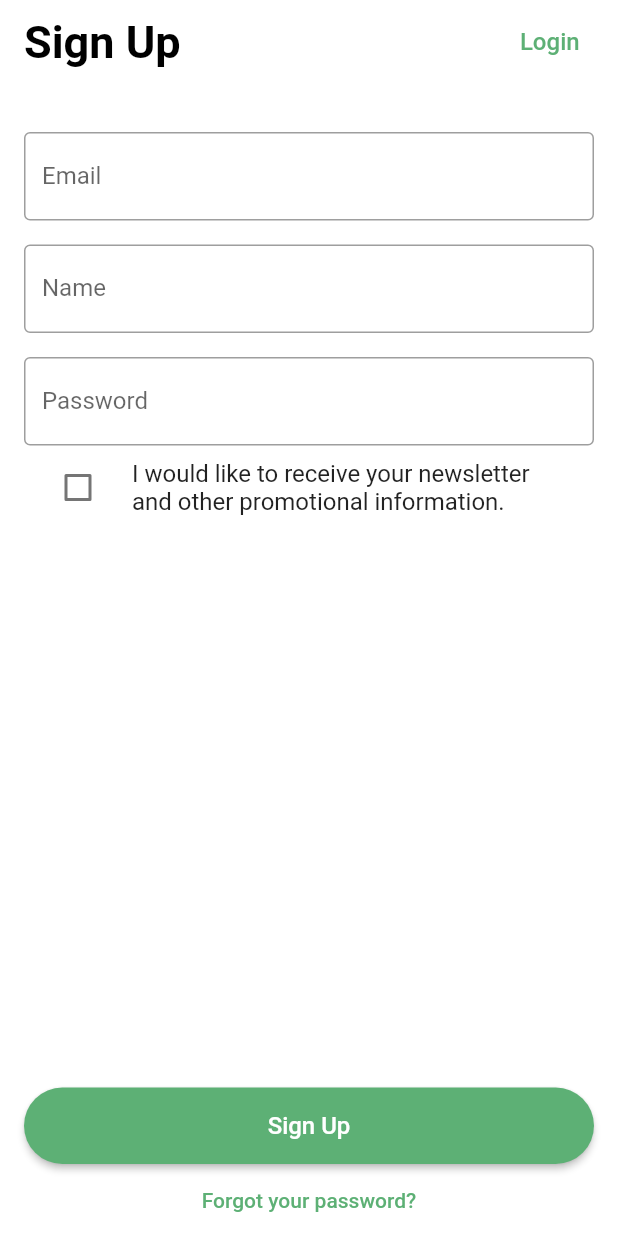
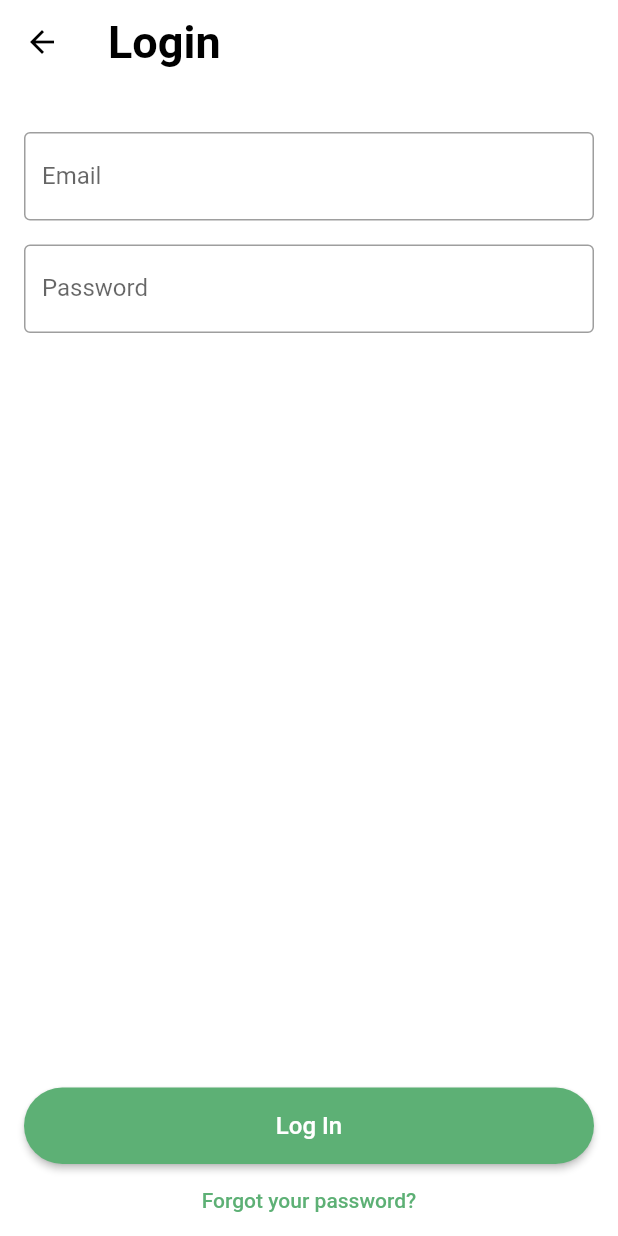
Before and after one commit to seonghyeonkimm/flutter-mobile-kit-tutoral, a Flutter app: the screen it shows after launch, after a tap on "Login", on a phone screen of 412 x 824 dp. Run offline on Flutter 3.47's test engine with Material 2 defaults, Android fonts, the phone set to English and light mode, and no system bars.

Commit message:
Add LoginScreen

```diff
--- /dev/null
+++ b/lib/screens/LoginScreen.dart
@@ -0,0 +1,36 @@
+import 'package:flutter/material.dart';
+import 'package:mobile_kit/widgets/GlobalAppBar.dart';
+import 'package:mobile_kit/widgets/PageActionButton.dart';
+
+class LoginScreen extends StatefulWidget {
+  @override
+  _LoginScreenState createState() => _LoginScreenState();
+}
+
+class _LoginScreenState extends State<LoginScreen> {
+  @override
+  Widget build(BuildContext context) {
+    return Scaffold(
+        appBar: GlobalAppBar(title: 'Login'),
+        body: Container(
+          color: Colors.white,
+          padding: const EdgeInsets.only(left: 16.0, right: 16.0, top: 32.0),
+          child: Column(
+            children: [
+              TextField(
+                decoration: InputDecoration(
+                    border: OutlineInputBorder(), labelText: 'Email'),
+              ),
+              SizedBox(height: 16.0),
+              TextField(
+                obscureText: true,
+                decoration: InputDecoration(
+                    border: OutlineInputBorder(), labelText: 'Password'),
+              ),
+              PageActionButton(
+                  buttonText: 'Log In', subButtonText: 'Forgot your password?')
+            ],
+          ),
+        ));
+  }
+}
--- a/lib/screens/SignUpScreen.dart
+++ b/lib/screens/SignUpScreen.dart
@@ -1,4 +1,7 @@
 import 'package:flutter/material.dart';
+import 'package:mobile_kit/screens/LoginScreen.dart';
+import 'package:mobile_kit/widgets/GlobalAppBar.dart';
+import 'package:mobile_kit/widgets/PageActionButton.dart';
 
 class SignUpSreen extends StatefulWidget {
   @override
@@ -11,24 +14,13 @@ class _SignUpScreenState extends State<SignUpSreen> {
   @override
   Widget build(BuildContext context) {
     return Scaffold(
-        appBar: AppBar(
-          elevation: 0,
-          backgroundColor: Colors.white,
-          title: Text('Sign Up',
-              style: TextStyle(
-                  fontWeight: FontWeight.bold,
-                  fontSize: 30.0,
-                  color: Colors.black)),
-          actions: [
-            Padding(
-              padding: const EdgeInsets.only(right: 13.5),
-              child: TextButton(
-                  onPressed: () {},
-                  child: Text('Login',
-                      style: TextStyle(
-                          color: const Color(0xff5DB075), fontSize: 16.0))),
-            ),
-          ],
+        appBar: GlobalAppBar(
+          title: 'SignUp',
+          actionText: 'Login',
+          onPressed: () {
+            Navigator.push(context,
+                MaterialPageRoute(builder: (context) => LoginScreen()));
+          },
         ),
         body: Container(
           color: Colors.white,
@@ -64,40 +56,8 @@ class _SignUpScreenState extends State<SignUpSreen> {
                     'I would like to receive your newsletter and other promotional information.'),
                 controlAffinity: ListTileControlAffinity.leading,
               ),
-              Expanded(
-                  child: SafeArea(
-                child: Column(
-                  mainAxisAlignment: MainAxisAlignment.end,
-                  children: [
-                    Container(
-                      margin: EdgeInsets.only(top: 42.0),
-                      child: Row(children: [
-                        Expanded(
-                            child: ElevatedButton(
-                          onPressed: () {},
-                          child: Padding(
-                            padding: const EdgeInsets.all(16.0),
-                            child: Text('Sign Up',
-                                style: TextStyle(fontSize: 16.0)),
-                          ),
-                          style: ButtonStyle(
-                              backgroundColor: MaterialStateColor.resolveWith(
-                                  (states) => Color(0xff5DB075)),
-                              shape: MaterialStateProperty.all<
-                                      RoundedRectangleBorder>(
-                                  RoundedRectangleBorder(
-                                borderRadius: BorderRadius.circular(100.0),
-                              ))),
-                        ))
-                      ]),
-                    ),
-                    TextButton(
-                        onPressed: () {},
-                        child: Text('Forgot your password?'),
-                        style: TextButton.styleFrom(primary: Color(0xff5DB075)))
-                  ],
-                ),
-              ))
+              PageActionButton(
+                  buttonText: 'Sign Up', subButtonText: 'Forgot your password?')
             ],
           ),
         ));
--- /dev/null
+++ b/lib/widgets/GlobalAppBar.dart
@@ -0,0 +1,37 @@
+import 'package:flutter/material.dart';
+
+class GlobalAppBar extends StatelessWidget implements PreferredSizeWidget {
+  final String title;
+  final String actionText;
+  final Function onPressed;
+
+  GlobalAppBar({@required this.title, this.onPressed, this.actionText});
+
+  Size get preferredSize => new Size.fromHeight(kToolbarHeight);
+
+  @override
+  Widget build(BuildContext context) {
+    return AppBar(
+      iconTheme: IconThemeData(color: Colors.black),
+      elevation: 0,
+      backgroundColor: Colors.white,
+      title: Text(title,
+          style: TextStyle(
+              fontWeight: FontWeight.bold,
+              fontSize: 30.0,
+              color: Colors.black)),
+      actions: [
+        Padding(
+          padding: const EdgeInsets.only(right: 13.5),
+          child: actionText != null && onPressed != null
+              ? TextButton(
+                  onPressed: onPressed,
+                  child: Text('Login',
+                      style: TextStyle(
+                          color: const Color(0xff5DB075), fontSize: 16.0)))
+              : null,
+        ),
+      ],
+    );
+  }
+}
--- /dev/null
+++ b/lib/widgets/PageActionButton.dart
@@ -0,0 +1,44 @@
+import 'package:flutter/material.dart';
+
+class PageActionButton extends StatelessWidget {
+  final String buttonText;
+  final String subButtonText;
+
+  PageActionButton({@required this.buttonText, @required this.subButtonText});
+
+  @override
+  Widget build(BuildContext context) {
+    return Expanded(
+        child: SafeArea(
+      child: Column(
+        mainAxisAlignment: MainAxisAlignment.end,
+        children: [
+          Container(
+            margin: EdgeInsets.only(top: 42.0),
+            child: Row(children: [
+              Expanded(
+                  child: ElevatedButton(
+                onPressed: () {},
+                child: Padding(
+                  padding: const EdgeInsets.all(16.0),
+                  child: Text(buttonText, style: TextStyle(fontSize: 16.0)),
+                ),
+                style: ButtonStyle(
+                    backgroundColor: MaterialStateColor.resolveWith(
+                        (states) => Color(0xff5DB075)),
+                    shape: MaterialStateProperty.all<RoundedRectangleBorder>(
+                        RoundedRectangleBorder(
+                      borderRadius: BorderRadius.circular(100.0),
+                    ))),
+              ))
+            ]),
+          ),
+          TextButton(
+              onPressed: () {},
+              child: Text(subButtonText),
+              style: TextButton.styleFrom(primary: Color(0xff5DB075)))
+        ],
+      ),
+    ));
+  }
+}
```
